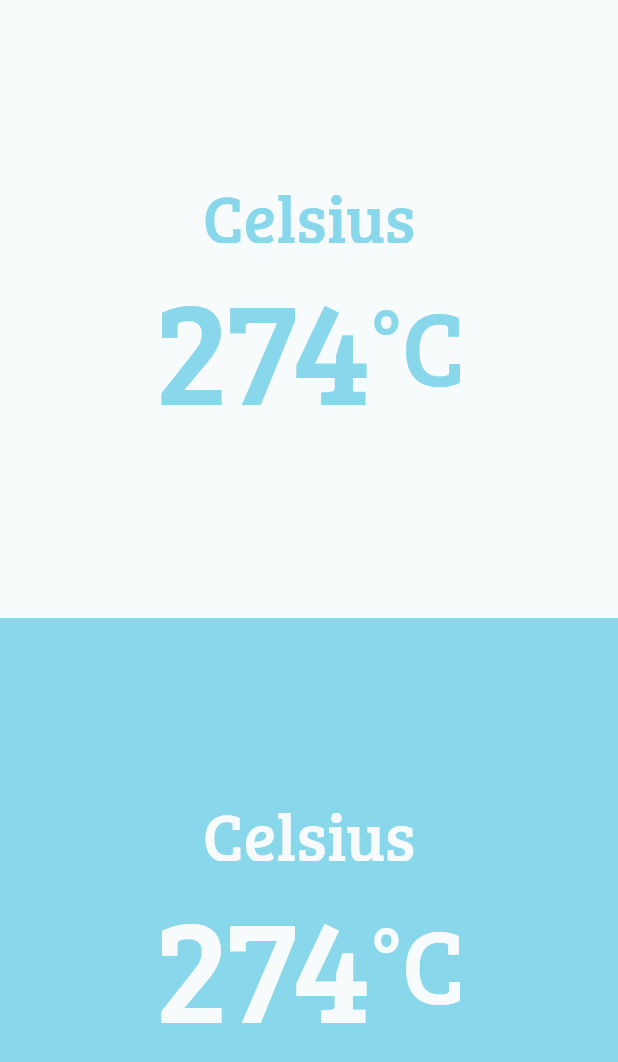
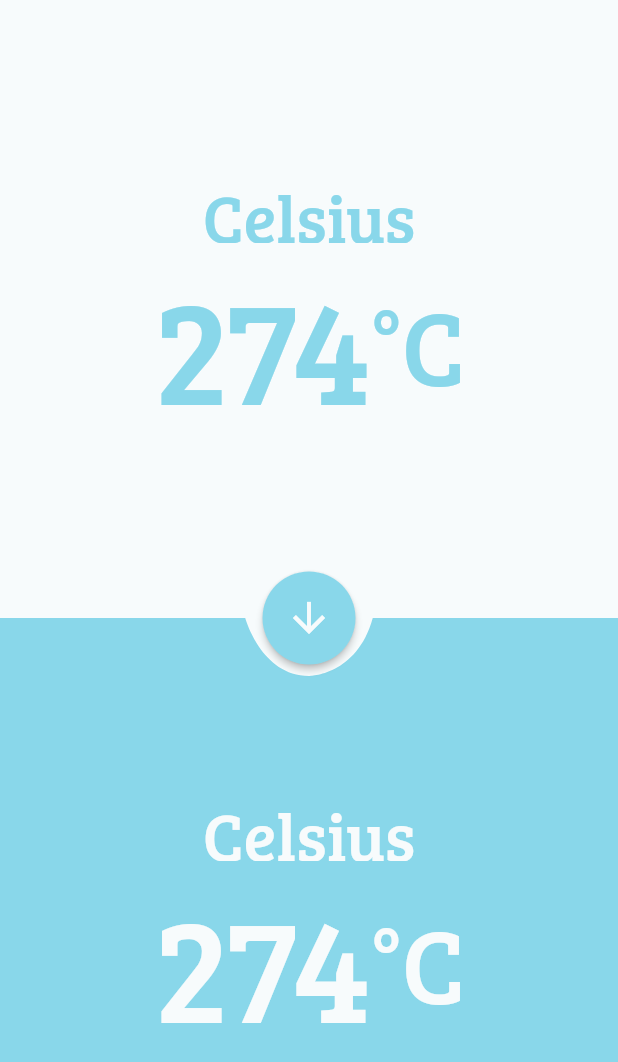
Before and after one commit to koplakzs/conversi_temperature-flutter, a Flutter app: the screen it shows after launch, on a phone screen of 412 x 824 dp. Shown: the top 1062 px of the screen. Run offline on Flutter 3.47's test engine with Material 2 defaults, Android fonts, the light colour scheme and no system bars.

Commit message:
penambahan button conversi

```diff
--- a/lib/screen/conversi.dart
+++ b/lib/screen/conversi.dart
@@ -1,6 +1,7 @@
 import 'package:flutter/material.dart';
 import 'package:flutter/src/widgets/framework.dart';
 import 'package:flutter/src/widgets/placeholder.dart';
+import 'package:temperature_conversi/widget/button_conversi.dart';
 import 'package:temperature_conversi/widget/input_temperatur.dart';
 import 'package:temperature_conversi/widget/result_temperature.dart';
 
@@ -16,8 +17,16 @@ class _ConversiState extends State<Conversi> {
   Widget build(BuildContext context) {
     return Scaffold(
       body: Container(
-        child: Column(
-          children: const [InputTemperature(), ResultTemperature()],
+        child: Stack(
+          children: [
+            Column(
+              children: const [InputTemperature(), ResultTemperature()],
+            ),
+            const Align(
+              alignment: Alignment.center,
+              child: ButtonConversi(),
+            )
+          ],
         ),
       ),
     );
--- /dev/null
+++ b/lib/widget/button_conversi.dart
@@ -0,0 +1,82 @@
+import 'package:flutter/material.dart';
+import 'package:flutter/src/widgets/framework.dart';
+import 'package:flutter/src/widgets/placeholder.dart';
+import 'package:temperature_conversi/widget/my_theme.dart';
+
+class ButtonConversi extends StatelessWidget {
+  const ButtonConversi({super.key});
+
+  @override
+  Widget build(BuildContext context) {
+    return Container(
+      height: 140,
+      color: MyTheme.white,
+      child: Stack(
+        children: [
+          SizedBox(
+            child: Column(
+              children: [
+                Expanded(
+                    child: Container(
+                  color: MyTheme.white,
+                )),
+                Expanded(
+                    child: ClipPath(
+                  clipper: _MyClipper(85),
+                  child: Container(
+                    color: MyTheme.blue,
+                  ),
+                ))
+              ],
+            ),
+          ),
+          Align(
+            alignment: Alignment.center,
+            child: ElevatedButton(
+                onPressed: () => {},
+                style: ElevatedButton.styleFrom(
+                    backgroundColor: MyTheme.blue,
+                    shape: const CircleBorder(),
+                    padding: const EdgeInsets.all(15)),
+                child: const Icon(
+                  Icons.arrow_downward_sharp,
+                  color: MyTheme.white,
+                  size: 32,
+                )),
+          ),
+        ],
+      ),
+    );
+  }
+}
+
+class _MyClipper extends CustomClipper<Path> {
+  final double space;
+
+  _MyClipper(this.space);
+
+  @override
+  Path getClip(Size size) {
+    final path = Path();
+    final halfWidth = size.width / 2;
+    final halfSpace = space / 2;
+    final curve = space / 8;
+    final height = halfSpace / 1.1;
+    path.lineTo(halfWidth - halfSpace, 0);
+    path.cubicTo(halfWidth - halfSpace, 0, halfWidth - halfSpace + curve,
+        height, halfWidth, height);
+
+    path.cubicTo(halfWidth, height, halfWidth + halfSpace - curve, height,
+        halfWidth + halfSpace, 0);
+
+    path.lineTo(size.width, 0);
+    path.lineTo(size.width, size.height);
+    path.lineTo(0, size.height);
+    path.close();
+
+    return path;
+  }
+
+  @override
+  bool shouldReclip(covariant CustomClipper<Path> oldClipper) => true;
+}
```
